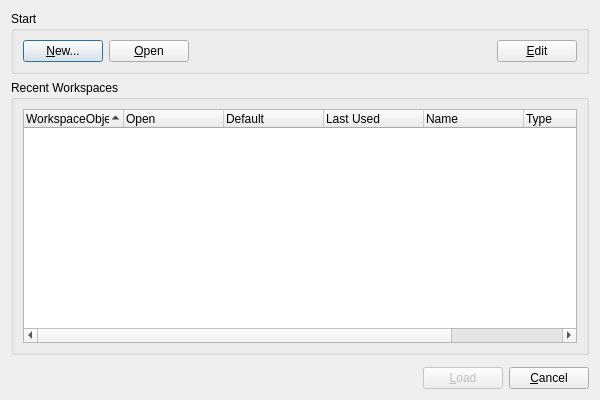
rdit-ch/itemframework, file src/project/select_workspace_dialog.ui: the form before one commit.
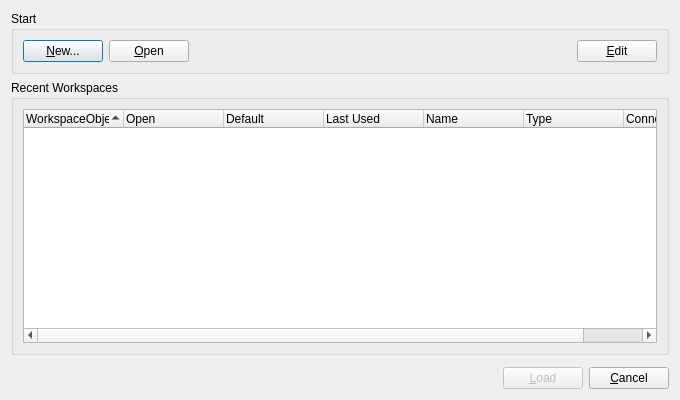
The form after the commit.

The edit to the form file:
```diff
--- a/src/project/select_workspace_dialog.ui
+++ b/src/project/select_workspace_dialog.ui
@@ -9,7 +9,7 @@
    <rect>
     <x>0</x>
     <y>0</y>
-    <width>600</width>
+    <width>680</width>
     <height>400</height>
    </rect>
   </property>
```
Left out of the diff: 2 changed lines with no effect on the pictures.
